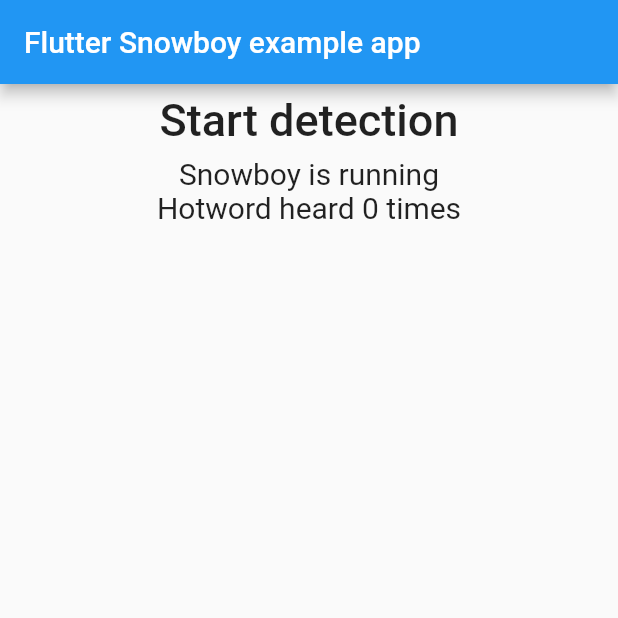
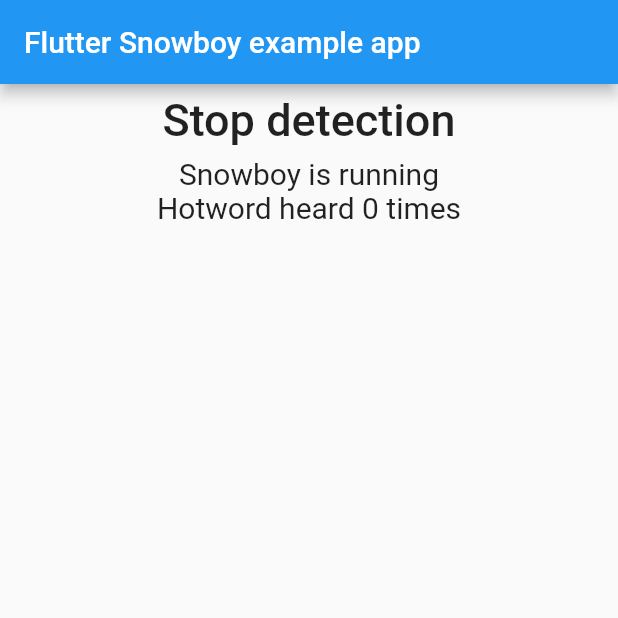
Before and after one commit to mideind/FlutterSnowboy, a Flutter app: the screen it shows after launch, after a tap on "Start detection", on a phone screen of 412 x 824 dp, the top half of it. Run offline on Flutter 3.47's test engine with Material 2 defaults, Android fonts, the light colour scheme and no system bars; missing offline and left inert: audiofileplayer; statements that could not run were skipped.

Commit message:
The plugin now works! + updated example app

```diff
--- a/example/lib/main.dart
+++ b/example/lib/main.dart
@@ -33,6 +33,7 @@
 
 import 'package:flutter/services.dart';
 import 'package:flutter_snowboy/flutter_snowboy.dart';
+import 'package:audiofileplayer/audiofileplayer.dart';
 
 void main() {
   runApp(MyApp());
@@ -47,6 +48,7 @@
   bool running = false;
   int numDetected = 0;
   String status = "Snowboy is not running";
+  String buttonTitle  = 'Start detection';
   FlutterSnowboy detector;
 
   @override
@@ -68,7 +70,7 @@
   }
 
   void hotwordHandler() {
-    print("HOTWORD DETECTED");
+    Audio.load('assets/ding.wav')..play()..dispose();
     setState(() {
       numDetected += 1;
     });
@@ -76,20 +78,24 @@
 
   void buttonPressed() {
     String s;
+    String t;
     bool r;
 
     if (running == false) {
       detector.start(hotwordHandler);
       s = "Snowboy is running";
+      t = "Stop detection";
       r = true;
     } else {
       detector.stop();
       s = "Snowboy is not running";
+      t = "Start detection";
       r = false;
     }
     setState(() {
       status = s;
       running = r;
+      buttonTitle = t;
     });
   }
 
@@ -104,7 +110,7 @@
           child: Column(children: <Widget>[
             MaterialButton(
               minWidth: double.infinity,
-              child: Text('Start detection',
+              child: Text(buttonTitle,
                   style: TextStyle(
                     fontSize: 30.0,
                   )),
--- a/example/pubspec.yaml
+++ b/example/pubspec.yaml
@@ -12,6 +12,7 @@
   flutter:
     sdk: flutter
 
+  audiofileplayer: '>=2.0.0'
   flutter_snowboy:
     # When depending on this package from a real application you should use:
     #   flutter_snowboy: ^x.y.z
@@ -37,5 +38,5 @@
 
   # To add assets to your application, add an assets section, like this:
   assets:
-    - assets/snowboy/alexa.umdl
-    - assets/snowboy/ding.wav
+    - assets/alexa.umdl
+    - assets/ding.wav
--- a/lib/flutter_snowboy.dart
+++ b/lib/flutter_snowboy.dart
@@ -37,6 +37,22 @@
 class FlutterSnowboy {
   MethodChannel _channel = const MethodChannel('plugin_snowboy');
   Function hotwordHandler;
+
+  FlutterSnowboy() {
+    _channel.setMethodCallHandler(channelCallbackHandler);
+  }
+
+  Future<dynamic> channelCallbackHandler(MethodCall methodCall) async {
+    switch (methodCall.method) {
+      case 'hotword':
+        if (hotwordHandler != null) {
+          hotwordHandler();
+        }
+        break;
+      default:
+        throw MissingPluginException('notImplemented');
+    }
+  }
 
   static void _err(String method, String msg) {
     print("Error invoking Snowboy '$method' method: $msg");
@@ -85,16 +101,4 @@
     }
   }
 
-  Future<dynamic> channelCallbackHandler(MethodCall methodCall) async {
-    switch (methodCall.method) {
-      case 'hotword':
-        if (hotwordHandler != null) {
-          hotwordHandler();
-        }
-        break;
-      default:
-        throw MissingPluginException('notImplemented');
-    }
-  }
-
 }
```
Also changed, not shown: example/pubspec.lock, 4 other files.
